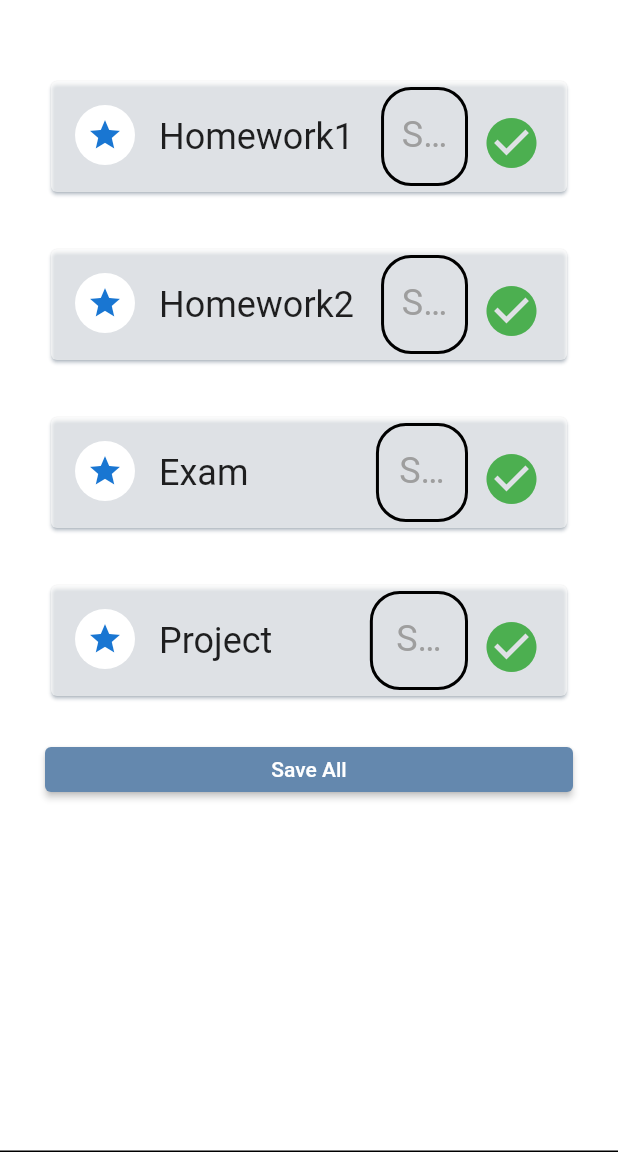
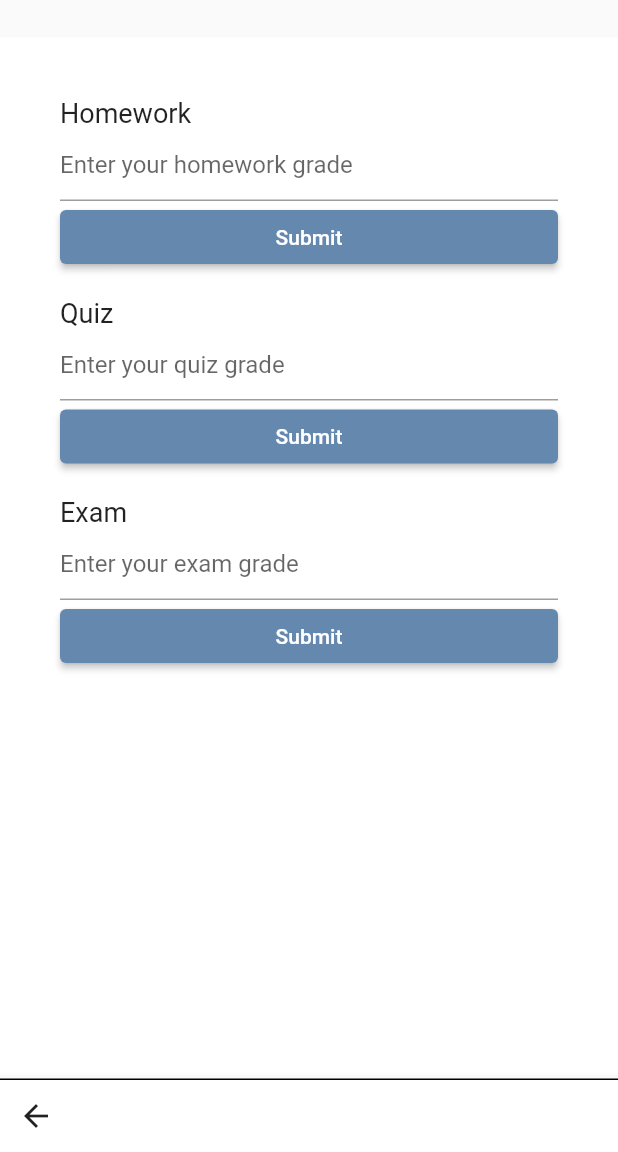
Before and after one commit to battletech45/Minerva, a Flutter app: the TeacherGradePage screen opened directly, on a phone screen of 412 x 824 dp, the part 84-1236 px from its top. Run offline on Flutter 3.47's test engine with Material 2 defaults, Android fonts, the phone set to English and light mode, and no system bars; our stand-ins replace cloud_firestore, file_picker, firebase_auth, firebase_core, firebase_storage, font_awesome_flutter and 1 more; accounts and stored records are empty.

Commit message:
TeacherGradePage UI changed and backend functions added(not working yet).

```diff
--- a/lib/View/ContentStudentPage.dart
+++ b/lib/View/ContentStudentPage.dart
@@ -2,6 +2,7 @@ import 'package:flutter/material.dart';
 import 'package:minerva/Model/CustomWidgets.dart';
 import 'package:minerva/View/EditAttendance.dart';
 import 'package:minerva/View/StudentFilePage.dart';
+import 'package:minerva/View/TeacherGradePage.dart';
 import '../Model/WidgetProperties.dart';
 import 'TeacherUploadHomework.dart';
 
@@ -109,7 +110,7 @@ class _ContentStudentState extends State<ContentStudent> {
                         TextStyle(fontSize: 18, fontWeight: FontWeight.w500)),
                 onTap: () {
                   Navigator.of(context).pushReplacement(
-                      MaterialPageRoute(builder: (context) => UploadFile()));
+                      MaterialPageRoute(builder: (context) => TeacherGradePage()));
                 },
               ),
             ),
--- a/lib/View/TeacherGradePage.dart
+++ b/lib/View/TeacherGradePage.dart
@@ -1,5 +1,7 @@
 // ignore_for_file: prefer_const_constructors, prefer_const_literals_to_create_immutables
 
+import 'package:cloud_firestore/cloud_firestore.dart';
+import 'package:flutter/services.dart';
 import 'package:minerva/Model/CustomWidgets.dart';
 import 'package:flutter/material.dart';
 import '../Model/WidgetProperties.dart';
@@ -12,6 +14,30 @@ class TeacherGradePage extends StatefulWidget {
 }
 
 class _TeacherGradePageState extends State<TeacherGradePage> {
+  final _formKey = GlobalKey<FormState>();
+  late String _grade;
+
+
+  TextEditingController? _homeworkController;
+   TextEditingController? _quizController;
+   TextEditingController? _examController;
+
+
+  @override
+  void initState() {
+    super.initState();
+    _homeworkController = TextEditingController();
+    _quizController = TextEditingController();
+    _examController = TextEditingController();
+  }
+
+  @override
+  void dispose() {
+    _homeworkController?.dispose();
+    _quizController?.dispose();
+    _examController?.dispose();
+    super.dispose();
+  }
   @override
   Widget build(BuildContext context) {
     return Scaffold(
@@ -24,261 +50,150 @@ class _TeacherGradePageState extends State<TeacherGradePage> {
           automaticallyImplyLeading: true,
           backgroundColor: PageColors.mainColor,
       ),
-      body: Container(
+
+      body: Padding(
+        padding: const EdgeInsets.only(top: 25.0),
+        child: Container(
           alignment: Alignment.center,
-        padding: EdgeInsets.all(30.0),
+          padding: EdgeInsets.all(40.0),
           decoration: BoxDecoration(
               border: Border(bottom: BorderSide()), color: Colors.white),
-        child: ListView(
-          children: <Widget>[
-            SizedBox(
-              height: 20,
+          child: Form(
+            key: _formKey,
+            child: Column(
+              crossAxisAlignment: CrossAxisAlignment.stretch,
+              children: [
+                Text('Homework', style: TextStyle(fontSize: 18)),
+                TextFormField(
+                  controller: _homeworkController,
+                  keyboardType: TextInputType.number,
+                  inputFormatters: <TextInputFormatter>[
+                    FilteringTextInputFormatter.digitsOnly
+                  ],
+                  decoration: InputDecoration(
+                    hintText: 'Enter your homework grade',
                   ),
-            Container(
-              child: Card(
-                shadowColor: Color.fromRGBO(165, 187, 210, 1),
-                color: Colors.white60,
-                child: ListTile(
-                  shape: RoundedRectangleBorder(
-                    borderRadius: BorderRadius.circular(20),
+                  validator: (value) {
+                    if (value!.isEmpty) {
+                      return 'Please enter a grade';
+                    }
+                    return null;
+                  },
+                  onSaved: (value) {
+                    _grade = value!;
+                  },
                 ),
-                  leading: CircleAvatar(
-                    backgroundColor: Colors.white,
-                    child: Icon(Icons.grade_sharp),
+                ElevatedButton(
+                  style: ElevatedButton.styleFrom(backgroundColor: PageColors.thirdColor),
+                  onPressed: () {
+                    if(_formKey.currentState!.validate()){
+                      _formKey.currentState!.save();
+                      _gradeTask();
+                    }
+
+                  },
+                  child: Text('Submit'),
                 ),
-                  title: Row(
-                    children: <Widget>[
-                      Text(
-                        'Homework1',
-                        style: TextStyle(fontSize: 24),
-                        textAlign: TextAlign.start,
+                SizedBox(height: 16),
+                Text('Quiz', style: TextStyle(fontSize: 18)),
+                TextFormField(
+                  controller: _quizController,
+                  keyboardType: TextInputType.number,
+                  inputFormatters: <TextInputFormatter>[
+                    FilteringTextInputFormatter.digitsOnly
+                  ],
+                  decoration: InputDecoration(
+                    hintText: 'Enter your quiz grade',
                   ),
-                      Expanded(
-                          child: Padding(
-                        padding: const EdgeInsets.only(left: 18.0),
-                        child: TextFormField(
-                          style: TextStyle(fontSize: 22),
-                          textAlign: TextAlign.center,
+                  validator: (value) {
+                    if (value!.isEmpty) {
+                      return 'Please enter a grade';
+                    }
+                    return null;
+                  },
+                  onSaved: (value) {
+                    _grade = value!;
+                  },
+                ),
+                ElevatedButton(
+                  style: ElevatedButton.styleFrom(backgroundColor: PageColors.thirdColor),
+                  onPressed: () {
+                    if(_formKey.currentState!.validate()){
+                      _formKey.currentState!.save();
+                      _gradeTask();
+                    }
+                    // Quiz notu kaydetme işlemleri burada yapılacak.
+                  },
+                  child: Text('Submit'),
+                ),
+                SizedBox(height: 16),
+                Text('Exam', style: TextStyle(fontSize: 18)),
+                TextFormField(
+                  controller: _examController,
+                  keyboardType: TextInputType.number,
+                  inputFormatters: <TextInputFormatter>[
+                    FilteringTextInputFormatter.digitsOnly
+                  ],
                   decoration: InputDecoration(
-                            enabledBorder: OutlineInputBorder(
-                              borderRadius:
-                                  BorderRadius.all(Radius.circular(20)),
-                              borderSide: BorderSide(
-                                color: Colors.black,
-                                width: 2.0,
+                    hintText: 'Enter your exam grade',
                   ),
+                  validator: (value) {
+                    if (value!.isEmpty) {
+                      return 'Please enter a grade';
+                    }
+                    return null;
+                  },
+                  onSaved: (value) {
+                    _grade = value!;
+                  },
                 ),
-                            labelText: ('Score'),
-                            labelStyle:
-                                TextStyle(color: Colors.grey, fontSize: 24),
+                ElevatedButton(
+                  style: ElevatedButton.styleFrom(backgroundColor: PageColors.thirdColor),
+                  onPressed: () {
+                    if(_formKey.currentState!.validate()){
+                      _formKey.currentState!.save();
+                      _gradeTask();
+                    }
+                    // Exam notu kaydetme işlemleri burada yapılacak.
+                  },
+                  child: Text('Submit'),
                 ),
-                        ),
-                      )),
-                      Padding(
-                        padding: const EdgeInsets.symmetric(horizontal: 1.0),
-                        child: IconButton(
-                            icon: Icon(
-                              Icons.check_circle,
-                              size: 40,
-                              color: Colors.green,
-                            ),
-                            onPressed: () {}),
-                      ),
+
               ],
+
             ),
           ),
         ),
+
       ),
-            SizedBox(
-              height: 30,
-            ),
-            Container(
-              child: Card(
-                shadowColor: Color.fromRGBO(165, 187, 210, 1),
-                color: Colors.white60,
-                child: ListTile(
-                  shape: RoundedRectangleBorder(
-                    borderRadius: BorderRadius.circular(20),
-                  ),
-                  leading: CircleAvatar(
-                    backgroundColor: Colors.white,
-                    child: Icon(Icons.grade_sharp),
-                  ),
-                  title: Row(
-                    children: <Widget>[
-                      Text(
-                        'Homework2',
-                        style: TextStyle(fontSize: 24),
-                        textAlign: TextAlign.start,
-                      ),
-                      Expanded(
-                          child: Padding(
-                        padding: const EdgeInsets.only(left: 18.0),
-                        child: TextFormField(
-                          style: TextStyle(fontSize: 22),
-                          textAlign: TextAlign.center,
-                          decoration: InputDecoration(
-                            enabledBorder: OutlineInputBorder(
-                              borderRadius:
-                                  BorderRadius.all(Radius.circular(20)),
-                              borderSide: BorderSide(
-                                color: Colors.black,
-                                width: 2.0,
-                              ),
-                            ),
-                            labelText: ('Score'),
-                            labelStyle:
-                                TextStyle(color: Colors.grey, fontSize: 24),
-                          ),
-                        ),
-                      )),
-                      Padding(
-                        padding: const EdgeInsets.symmetric(horizontal: 1.0),
-                        child: IconButton(
-                            icon: Icon(
-                              Icons.check_circle,
-                              size: 40,
-                              color: Colors.green,
-                            ),
-                            onPressed: () {}),
-                      ),
+      bottomNavigationBar: BottomAppBar(
+        child: Row(
+          mainAxisAlignment: MainAxisAlignment.start,
+          children:<Widget> [
+            IconButton( icon: Icon(Icons.arrow_back),onPressed: (){
+
+            },)
           ],
         ),
-                ),
-              ),
-            ),
-            SizedBox(
-              height: 30,
-            ),
-            Container(
-              child: Card(
-                shadowColor: Color.fromRGBO(165, 187, 210, 1),
-                color: Colors.white60,
-                child: ListTile(
-                  shape: RoundedRectangleBorder(
-                    borderRadius: BorderRadius.circular(20),
-                  ),
-                  leading: CircleAvatar(
-                    backgroundColor: Colors.white,
-                    child: Icon(Icons.grade_sharp),
-                  ),
-                  title: Row(
-                    children: <Widget>[
-                      Text(
-                        'Exam',
-                        style: TextStyle(fontSize: 24),
-                        textAlign: TextAlign.start,
-                      ),
-                      Expanded(
-                          child: Padding(
-                        padding: const EdgeInsets.only(left: 85.0),
-                        child: TextFormField(
-                          style: TextStyle(fontSize: 22),
-                          textAlign: TextAlign.center,
-                          decoration: InputDecoration(
-                            enabledBorder: OutlineInputBorder(
-                              borderRadius:
-                                  BorderRadius.all(Radius.circular(20)),
-                              borderSide: BorderSide(
-                                color: Colors.black,
-                                width: 2.0,
-                              ),
-                            ),
-                            labelText: ('Score'),
-                            labelStyle:
-                                TextStyle(color: Colors.grey, fontSize: 24),
-                          ),
-                        ),
-                      )),
-                      Padding(
-                        padding: const EdgeInsets.symmetric(horizontal: 1.0),
-                        child: IconButton(
-                            icon: Icon(
-                              Icons.check_circle,
-                              size: 40,
-                              color: Colors.green,
-                            ),
-                            onPressed: () {}),
-                      ),
-                    ],
-                  ),
-                ),
-              ),
-            ),
-            SizedBox(
-              height: 30,
-            ),
-            Container(
-              child: Card(
-                shadowColor: Color.fromRGBO(165, 187, 210, 1),
-                color: Colors.white60,
-                child: ListTile(
-                  shape: RoundedRectangleBorder(
-                    borderRadius: BorderRadius.circular(20),
-                  ),
-                  leading: CircleAvatar(
-                    backgroundColor: Colors.white,
-                    child: Icon(Icons.grade_sharp),
-                  ),
-                  title: Row(
-                    children: <Widget>[
-                      Text(
-                        'Project',
-                        style: TextStyle(fontSize: 24),
-                        textAlign: TextAlign.start,
-                      ),
-                      Expanded(
-                          child: Padding(
-                        padding: const EdgeInsets.only(left: 65.0),
-                        child: TextFormField(
-                          style: TextStyle(fontSize: 22),
-                          textAlign: TextAlign.center,
-                          decoration: InputDecoration(
-                            enabledBorder: OutlineInputBorder(
-                              borderRadius:
-                                  BorderRadius.all(Radius.circular(20)),
-                              borderSide: BorderSide(
-                                color: Colors.black,
-                                width: 2.0,
-                              ),
-                            ),
-                            labelText: ('Score'),
-                            labelStyle:
-                                TextStyle(color: Colors.grey, fontSize: 24),
-                          ),
-                        ),
-                      )),
-                      Padding(
-                        padding: const EdgeInsets.symmetric(horizontal: 1.0),
-                        child: IconButton(
-                            icon: Icon(
-                              Icons.check_circle,
-                              size: 40,
-                              color: Colors.green,
-                            ),
-                            onPressed: () {}),
-                      ),
-                    ],
-                  ),
-                ),
-              ),
-            ),
-            SizedBox(height: 30),
-            SizedBox(
-              height: 30,
-              width: 2,
-              child: ElevatedButton(
-                style: ElevatedButton.styleFrom(
-                  primary: Color.fromRGBO(100, 136, 174, 1),
-                ),
-                child: Text('Save All'),
-                onPressed: () {},
-              ),
-            ),
-          ],
-        ),
-      ),
+      ) ,
       drawer: customDrawer(),
     );
   }
+  void _gradeTask() async {
+    try {
+      await FirebaseFirestore.instance
+          .collection('students');
+      //.doc(widget.studentId)
+      //.update({'grade': _grade});
+
+
+      ScaffoldMessenger.of(context).showSnackBar(
+        SnackBar(content: Text('Grade saved')),
+      );
+    } catch (e) {
+      ScaffoldMessenger.of(context).showSnackBar(
+        SnackBar(content: Text('Failed to save grade')),
+      );
     }
+  }
+}
```
Lines whose indentation alone changed are shown as unchanged.
